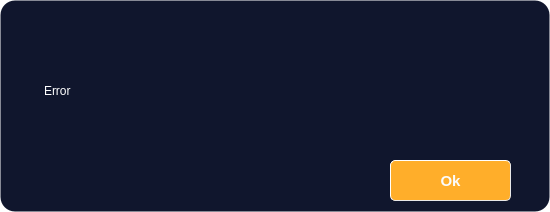
The window that src/main/python/error.ui (Ahmed-Dakrory/ProctoringApp) describes before a commit, drawn with Qt 5.
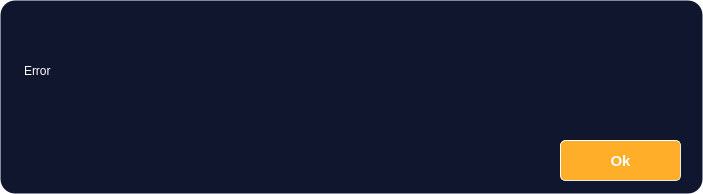
The same window after the commit.

Diff of the .ui file:
```diff
--- a/src/main/python/error.ui
+++ b/src/main/python/error.ui
@@ -6,8 +6,8 @@
    <rect>
     <x>0</x>
     <y>0</y>
-    <width>550</width>
-    <height>212</height>
+    <width>703</width>
+    <height>194</height>
    </rect>
   </property>
   <property name="windowTitle">
@@ -27,8 +27,8 @@
    <widget class="QPushButton" name="okError">
     <property name="geometry">
      <rect>
-      <x>390</x>
-      <y>160</y>
+      <x>560</x>
+      <y>140</y>
       <width>121</width>
       <height>41</height>
      </rect>
@@ -61,10 +61,10 @@
    <widget class="QLabel" name="errorLabel">
     <property name="geometry">
      <rect>
-      <x>40</x>
-      <y>70</y>
-      <width>491</width>
-      <height>41</height>
+      <x>20</x>
+      <y>30</y>
+      <width>671</width>
+      <height>81</height>
      </rect>
     </property>
     <property name="styleSheet">
```
